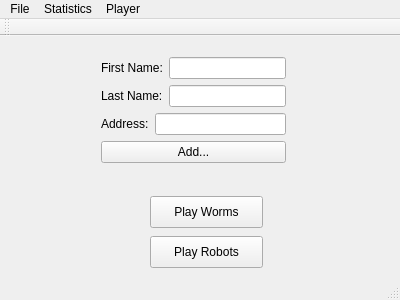
Above: gui/mainwindow.ui from ezfe/qtrepo_eline_mestiasz before the change. Below: the same form after it.
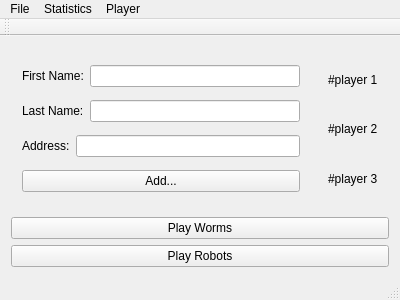
That is the form after the change.

```diff
--- a/gui/mainwindow.ui
+++ b/gui/mainwindow.ui
@@ -14,41 +14,11 @@
    <string>MainWindow</string>
   </property>
   <widget class="QWidget" name="centralWidget">
-   <widget class="QPushButton" name="playWormsButton">
-    <property name="geometry">
-     <rect>
-      <x>150</x>
-      <y>160</y>
-      <width>113</width>
-      <height>32</height>
-     </rect>
-    </property>
-    <property name="text">
-     <string>Play Worms</string>
-    </property>
-   </widget>
-   <widget class="QPushButton" name="playRobotsButton">
-    <property name="geometry">
-     <rect>
-      <x>150</x>
-      <y>200</y>
-      <width>113</width>
-      <height>32</height>
-     </rect>
-    </property>
-    <property name="text">
-     <string>Play Robots</string>
-    </property>
-   </widget>
+   <layout class="QVBoxLayout" name="verticalLayout_7">
+    <item>
+     <layout class="QHBoxLayout" name="horizontalLayout_13">
+      <item>
    <widget class="QWidget" name="addPlayerFields" native="true">
-    <property name="geometry">
-     <rect>
-      <x>90</x>
-      <y>10</y>
-      <width>207</width>
-      <height>132</height>
-     </rect>
-    </property>
     <layout class="QVBoxLayout" name="verticalLayout">
      <item>
       <layout class="QHBoxLayout" name="horizontalLayout_3">
@@ -101,6 +71,55 @@
      </item>
     </layout>
    </widget>
+      </item>
+      <item>
+       <widget class="QWidget" name="" native="true">
+        <layout class="QVBoxLayout" name="verticalLayout_5">
+         <item>
+          <widget class="QLabel" name="label_13">
+           <property name="text">
+            <string>#player 1</string>
+           </property>
+          </widget>
+         </item>
+         <item>
+          <widget class="QLabel" name="label_14">
+           <property name="text">
+            <string>#player 2</string>
+           </property>
+          </widget>
+         </item>
+         <item>
+          <widget class="QLabel" name="label_15">
+           <property name="text">
+            <string>#player 3</string>
+           </property>
+          </widget>
+         </item>
+        </layout>
+       </widget>
+      </item>
+     </layout>
+    </item>
+    <item>
+     <layout class="QVBoxLayout" name="verticalLayout_6">
+      <item>
+       <widget class="QPushButton" name="playWormsButton">
+        <property name="text">
+         <string>Play Worms</string>
+        </property>
+       </widget>
+      </item>
+      <item>
+       <widget class="QPushButton" name="playRobotsButton">
+        <property name="text">
+         <string>Play Robots</string>
+        </property>
+       </widget>
+      </item>
+     </layout>
+    </item>
+   </layout>
   </widget>
   <widget class="QMenuBar" name="menuBar">
    <property name="geometry">
```
Lines whose indentation alone changed are shown as unchanged.
